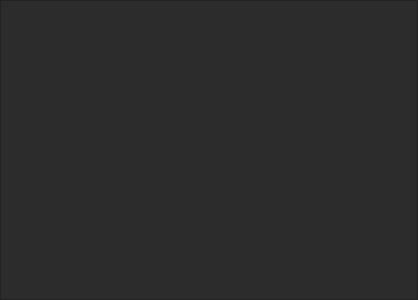
First picture: the form in secondW.ui, repository LuisProDev/weather-cast, before the edit.
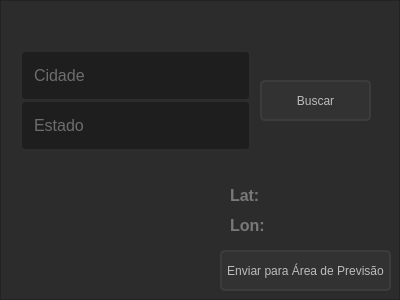
Second picture: the form after the edit.

Commit message: ui finalmente finalizada

What changed in the file:
```diff
--- a/secondW.ui
+++ b/secondW.ui
@@ -6,7 +6,7 @@
    <rect>
     <x>0</x>
     <y>0</y>
-    <width>418</width>
+    <width>400</width>
     <height>300</height>
    </rect>
   </property>
@@ -65,6 +65,201 @@
       <property name="frameShadow">
        <enum>QFrame::Raised</enum>
       </property>
+      <widget class="QLineEdit" name="cidade_entry">
+       <property name="geometry">
+        <rect>
+         <x>20</x>
+         <y>50</y>
+         <width>231</width>
+         <height>51</height>
+        </rect>
+       </property>
+       <property name="font">
+        <font>
+         <pointsize>12</pointsize>
+        </font>
+       </property>
+       <property name="autoFillBackground">
+        <bool>false</bool>
+       </property>
+       <property name="styleSheet">
+        <string notr="true">QLineEdit{
+	border: 2px solid rgb(45, 45, 45);
+	border-radius: 5px;
+	padding: 10px;
+	background-color: rgb(30, 30, 30);
+	color: rgb(188, 188, 188);
+}
+QLineEdit:hover{
+	border: 2px solid rgb(55, 55, 55);
+}</string>
+       </property>
+       <property name="maxLength">
+        <number>32</number>
+       </property>
+       <property name="placeholderText">
+        <string>Cidade</string>
+       </property>
+      </widget>
+      <widget class="QLineEdit" name="estado_entry">
+       <property name="geometry">
+        <rect>
+         <x>20</x>
+         <y>100</y>
+         <width>231</width>
+         <height>51</height>
+        </rect>
+       </property>
+       <property name="font">
+        <font>
+         <pointsize>12</pointsize>
+        </font>
+       </property>
+       <property name="autoFillBackground">
+        <bool>false</bool>
+       </property>
+       <property name="styleSheet">
+        <string notr="true">QLineEdit{
+	border: 2px solid rgb(45, 45, 45);
+	border-radius: 5px;
+	padding: 10px;
+	background-color: rgb(30, 30, 30);
+
+	color: rgb(188, 188, 188);
+}
+QLineEdit:hover{
+	border: 2px solid rgb(55, 55, 55);
+}</string>
+       </property>
+       <property name="maxLength">
+        <number>32</number>
+       </property>
+       <property name="placeholderText">
+        <string>Estado</string>
+       </property>
+      </widget>
+      <widget class="QPushButton" name="botao_copiar">
+       <property name="geometry">
+        <rect>
+         <x>220</x>
+         <y>250</y>
+         <width>171</width>
+         <height>41</height>
+        </rect>
+       </property>
+       <property name="minimumSize">
+        <size>
+         <width>10</width>
+         <height>0</height>
+        </size>
+       </property>
+       <property name="styleSheet">
+        <string notr="true">QPushButton{
+	background-color: rgb(50, 50, 50);
+	border: 2px solid rgb(60, 60, 60);
+	border-radius: 5px;
+	text-align: center;
+
+	color: rgb(188, 188, 188);
+}
+QPushButton:hover{
+	border: 2px solid rgb(77, 77, 77);
+}
+QPushButton:pressed{
+	background-color: rgb(117, 117, 117);
+}
+</string>
+       </property>
+       <property name="text">
+        <string>Enviar para Área de Previsão</string>
+       </property>
+      </widget>
+      <widget class="QLabel" name="lat_label">
+       <property name="geometry">
+        <rect>
+         <x>230</x>
+         <y>180</y>
+         <width>131</width>
+         <height>31</height>
+        </rect>
+       </property>
+       <property name="styleSheet">
+        <string notr="true"/>
+       </property>
+       <property name="text">
+        <string>&lt;html&gt;&lt;head/&gt;&lt;body&gt;&lt;p&gt;&lt;span style=&quot; font-size:12pt; font-weight:700; color:#797979;&quot;&gt;Lat:&lt;/span&gt;&lt;/p&gt;&lt;/body&gt;&lt;/html&gt;</string>
+       </property>
+       <property name="scaledContents">
+        <bool>false</bool>
+       </property>
+       <property name="alignment">
+        <set>Qt::AlignLeading|Qt::AlignLeft|Qt::AlignVCenter</set>
+       </property>
+       <property name="wordWrap">
+        <bool>false</bool>
+       </property>
+      </widget>
+      <widget class="QLabel" name="long_label">
+       <property name="geometry">
+        <rect>
+         <x>230</x>
+         <y>210</y>
+         <width>131</width>
+         <height>31</height>
+        </rect>
+       </property>
+       <property name="styleSheet">
+        <string notr="true"/>
+       </property>
+       <property name="text">
+        <string>&lt;html&gt;&lt;head/&gt;&lt;body&gt;&lt;p&gt;&lt;span style=&quot; font-size:12pt; font-weight:700; color:#797979;&quot;&gt;Lon: &lt;/span&gt;&lt;/p&gt;&lt;/body&gt;&lt;/html&gt;</string>
+       </property>
+       <property name="scaledContents">
+        <bool>false</bool>
+       </property>
+       <property name="alignment">
+        <set>Qt::AlignLeading|Qt::AlignLeft|Qt::AlignVCenter</set>
+       </property>
+       <property name="wordWrap">
+        <bool>false</bool>
+       </property>
+      </widget>
+      <widget class="QPushButton" name="buscar_button">
+       <property name="geometry">
+        <rect>
+         <x>260</x>
+         <y>80</y>
+         <width>111</width>
+         <height>41</height>
+        </rect>
+       </property>
+       <property name="minimumSize">
+        <size>
+         <width>10</width>
+         <height>0</height>
+        </size>
+       </property>
+       <property name="styleSheet">
+        <string notr="true">QPushButton{
+	background-color: rgb(50, 50, 50);
+	border: 2px solid rgb(60, 60, 60);
+	border-radius: 5px;
+	text-align: center;
+
+	color: rgb(188, 188, 188);
+}
+QPushButton:hover{
+	border: 2px solid rgb(77, 77, 77);
+}
+QPushButton:pressed{
+	background-color: rgb(117, 117, 117);
+}
+</string>
+       </property>
+       <property name="text">
+        <string>Buscar</string>
+       </property>
+      </widget>
      </widget>
     </item>
    </layout>
```
Left out of the diff: 4 changed lines with no effect on the pictures. The commit also changes 7 other files.
